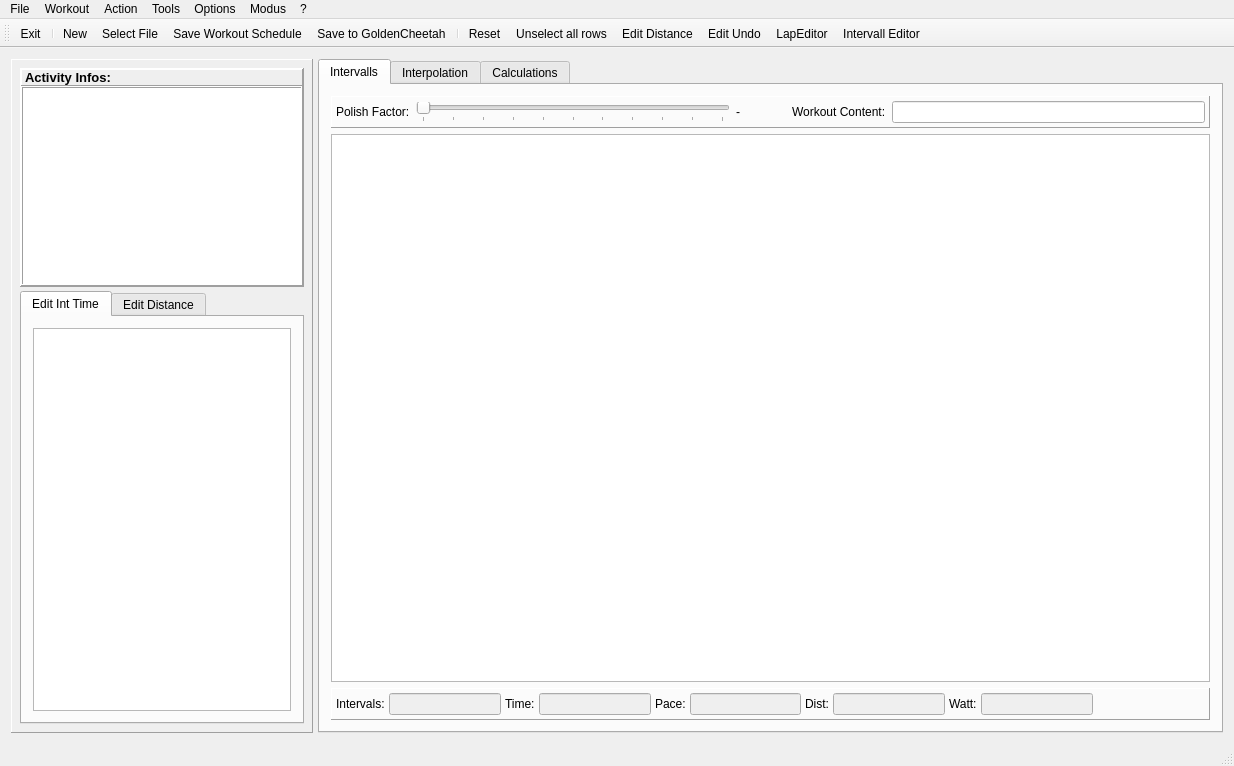
Old version of the form mainwindow.ui in the repository Tria-Andy/WorkoutEditor.
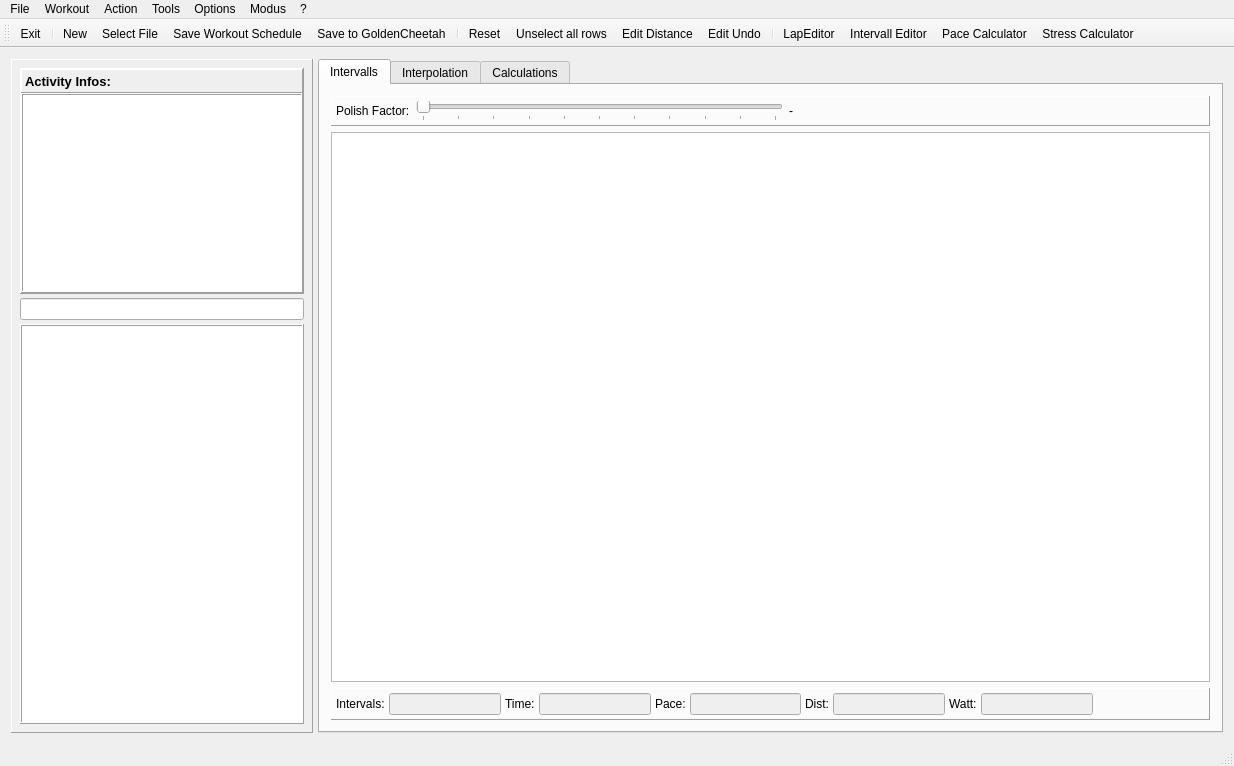
New version of the form. The open tabs and pages were chosen to show the change. Icons and pictures are not drawn.

```diff
--- a/mainwindow.ui
+++ b/mainwindow.ui
@@ -444,6 +444,18 @@
               </property>
               <item>
                <widget class="QLabel" name="label">
+                <property name="sizePolicy">
+                 <sizepolicy hsizetype="Preferred" vsizetype="Preferred">
+                  <horstretch>0</horstretch>
+                  <verstretch>1</verstretch>
+                 </sizepolicy>
+                </property>
+                <property name="minimumSize">
+                 <size>
+                  <width>0</width>
+                  <height>24</height>
+                 </size>
+                </property>
                 <property name="font">
                  <font>
                   <pointsize>10</pointsize>
@@ -470,7 +482,7 @@
                 <property name="sizePolicy">
                  <sizepolicy hsizetype="Expanding" vsizetype="Expanding">
                   <horstretch>0</horstretch>
-                  <verstretch>2</verstretch>
+                  <verstretch>1</verstretch>
                  </sizepolicy>
                 </property>
                 <property name="minimumSize">
@@ -497,40 +509,25 @@
             </widget>
            </item>
            <item>
-            <widget class="QTabWidget" name="tabWidget_edit">
+            <widget class="QLineEdit" name="lineEdit_workContent"/>
+           </item>
+           <item>
+            <widget class="QTableView" name="tableView_int_times">
              <property name="sizePolicy">
               <sizepolicy hsizetype="Expanding" vsizetype="Expanding">
                <horstretch>0</horstretch>
-               <verstretch>3</verstretch>
+               <verstretch>2</verstretch>
               </sizepolicy>
              </property>
-             <property name="currentIndex">
-              <number>0</number>
+             <property name="mouseTracking">
+              <bool>true</bool>
              </property>
-             <widget class="QWidget" name="tab_3">
-              <attribute name="title">
-               <string>Edit Int Time</string>
-              </attribute>
-              <layout class="QHBoxLayout" name="horizontalLayout_5">
-               <item>
-                <widget class="QTableView" name="tableView_int_times">
-                 <property name="mouseTracking">
-                  <bool>true</bool>
-                 </property>
-                </widget>
-               </item>
-              </layout>
-             </widget>
-             <widget class="QWidget" name="tab_4">
-              <attribute name="title">
-               <string>Edit Distance</string>
-              </attribute>
-              <layout class="QHBoxLayout" name="horizontalLayout_6">
-               <item>
-                <widget class="QTableView" name="tableView_int_dist"/>
-               </item>
-              </layout>
-             </widget>
+             <property name="frameShape">
+              <enum>QFrame::Box</enum>
+             </property>
+             <property name="frameShadow">
+              <enum>QFrame::Raised</enum>
+             </property>
             </widget>
            </item>
           </layout>
@@ -622,14 +619,17 @@
                 </widget>
                </item>
                <item>
-                <widget class="QLabel" name="label_24">
-                 <property name="text">
-                  <string>Workout Content:</string>
+                <spacer name="horizontalSpacer_7">
+                 <property name="orientation">
+                  <enum>Qt::Horizontal</enum>
                  </property>
-                </widget>
-               </item>
-               <item>
-                <widget class="QLineEdit" name="lineEdit_workContent"/>
+                 <property name="sizeHint" stdset="0">
+                  <size>
+                   <width>40</width>
+                   <height>20</height>
+                  </size>
+                 </property>
+                </spacer>
                </item>
               </layout>
              </widget>
@@ -1360,8 +1360,11 @@
    <addaction name="actionUnselect_all_rows"/>
    <addaction name="actionEdit_Distance"/>
    <addaction name="actionEdit_Undo"/>
+   <addaction name="separator"/>
    <addaction name="actionLapEditor"/>
    <addaction name="actionIntervall_Editor"/>
+   <addaction name="actionPace_Calculator"/>
+   <addaction name="actionStress_Calculator"/>
   </widget>
   <widget class="QStatusBar" name="statusBar"/>
   <action name="actionSelect_File">
```
